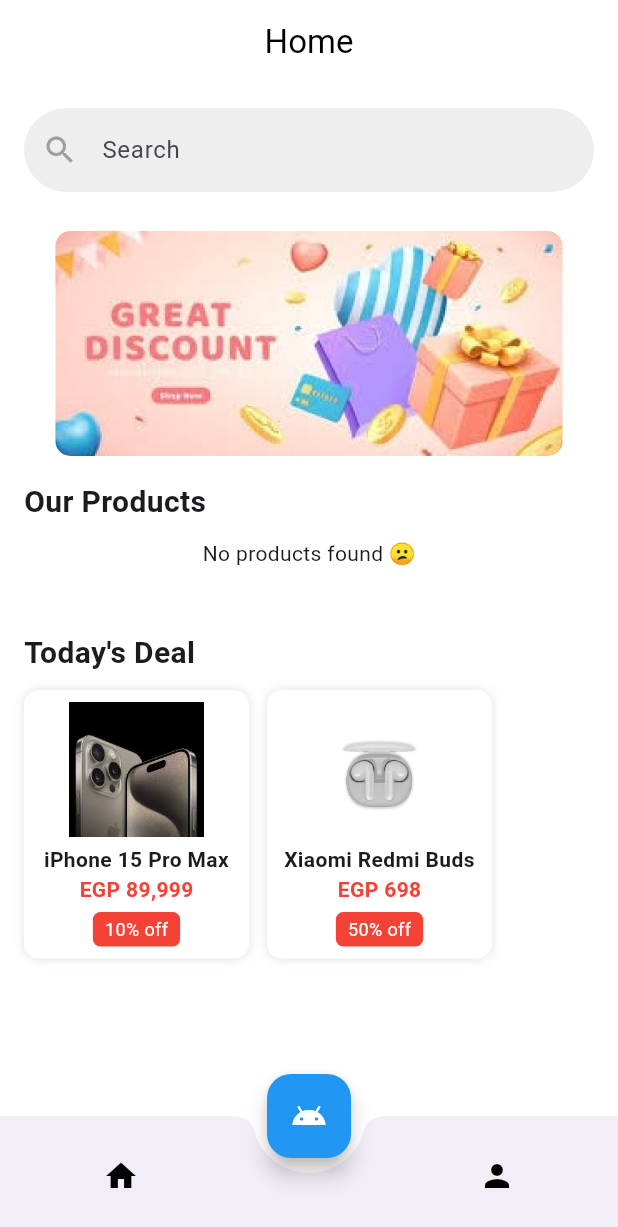
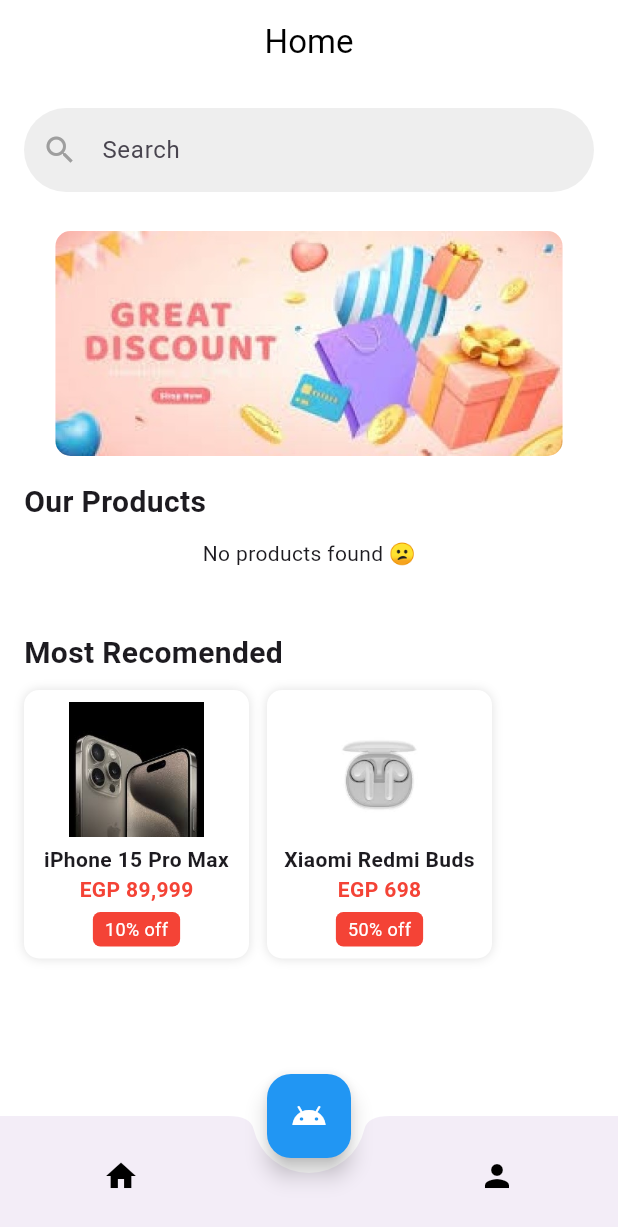
Before and after one commit to ahmedfathallah2/graduation-project, a Flutter app: the HomeScreen screen opened directly with empty values, on a phone screen of 412 x 824 dp. Shown: the top 1227 px of the screen. Run offline on Flutter 3.47's test engine with Material 3 defaults, Android fonts, the phone set to English and light mode, and no system bars; drawn by our look-alikes of carousel_slider; our stand-ins replace cherry_toast, cloud_firestore, dio, firebase_auth, firebase_core, flutter_markdown and 1 more; missing offline and left inert: sentiment_dart; accounts and stored records are empty.

Commit message:
most recomended

```diff
--- a/lib/homescreen.dart
+++ b/lib/homescreen.dart
@@ -410,7 +410,7 @@ class _HomeScreenState extends State<HomeScreen> {
         crossAxisAlignment: CrossAxisAlignment.start,
         children: [
           const Text(
-            "Today's Deal",
+            "Most Recomended",
             style: TextStyle(fontSize: 20, fontWeight: FontWeight.bold),
           ),
           const SizedBox(height: 10),
```
